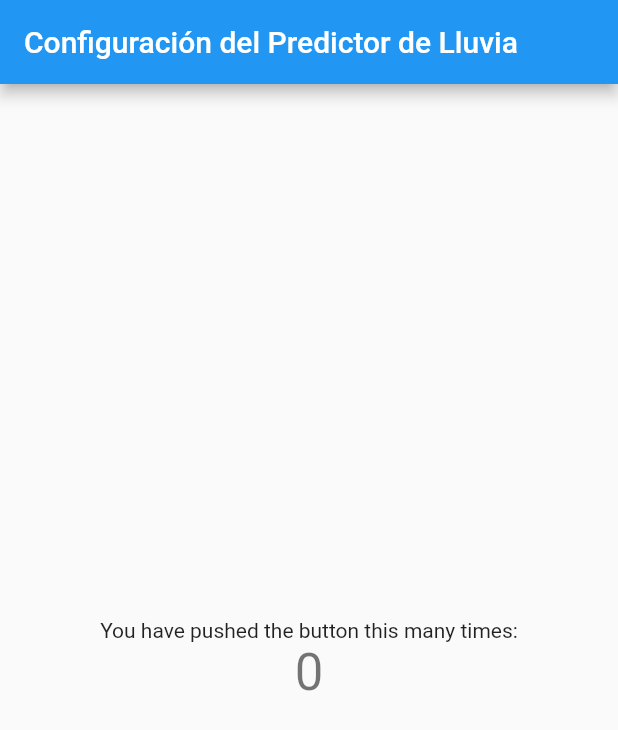
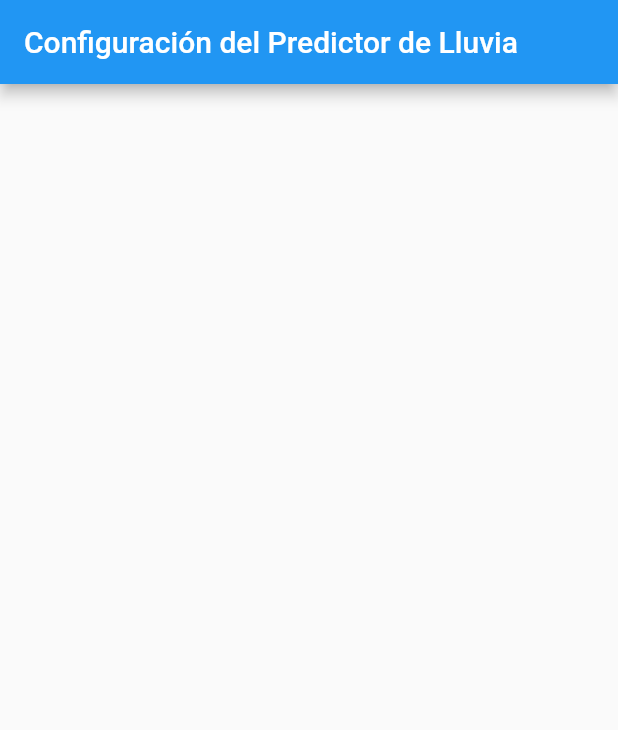
Before and after one commit to EmmanuelMess/RainPredictorApp, a Flutter app: the screen it shows after launch, on a phone screen of 412 x 824 dp. Shown: the top 730 px of the screen. Run offline on Flutter 3.47's test engine with Material 2 defaults, Android fonts, the phone set to English and light mode, and no system bars; our stand-ins replace flutter_local_notifications; network calls fail.

Commit message:
Removed text from app

```diff
--- a/rain_predictor/lib/main.dart
+++ b/rain_predictor/lib/main.dart
@@ -226,36 +226,7 @@
         // the App.build method, and use it to set our appbar title.
         title: Text(widget.title),
       ),
-      body: Center(
-        // Center is a layout widget. It takes a single child and positions it
-        // in the middle of the parent.
-        child: Column(
-          // Column is also a layout widget. It takes a list of children and
-          // arranges them vertically. By default, it sizes itself to fit its
-          // children horizontally, and tries to be as tall as its parent.
-          //
-          // Invoke "debug painting" (press "p" in the console, choose the
-          // "Toggle Debug Paint" action from the Flutter Inspector in Android
-          // Studio, or the "Toggle Debug Paint" command in Visual Studio Code)
-          // to see the wireframe for each widget.
-          //
-          // Column has various properties to control how it sizes itself and
-          // how it positions its children. Here we use mainAxisAlignment to
-          // center the children vertically; the main axis here is the vertical
-          // axis because Columns are vertical (the cross axis would be
-          // horizontal).
-          mainAxisAlignment: MainAxisAlignment.center,
-          children: <Widget>[
-            Text(
-              'You have pushed the button this many times:',
-            ),
-            Text(
-              '$_counter',
-              style: Theme.of(context).textTheme.headline4,
-            ),
-          ],
-        ),
-      ),
+      body: Center(),
       // This trailing comma makes auto-formatting nicer for build methods.
     );
   }
```
